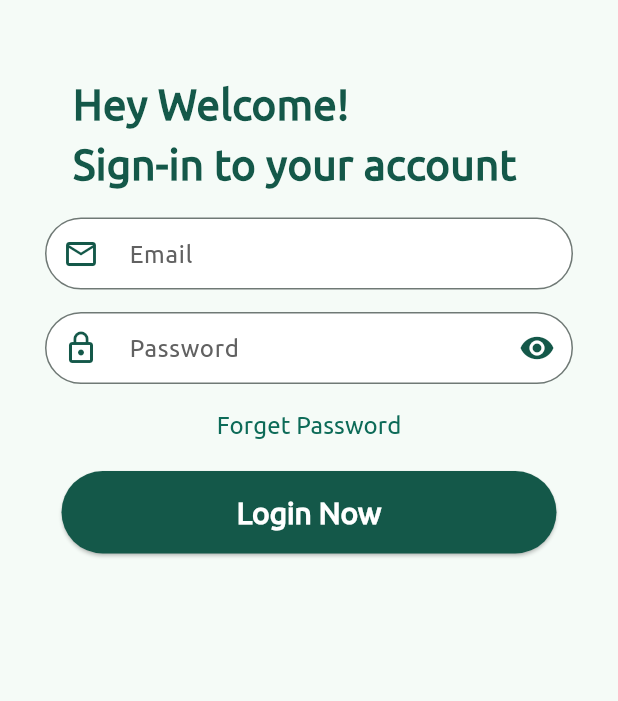
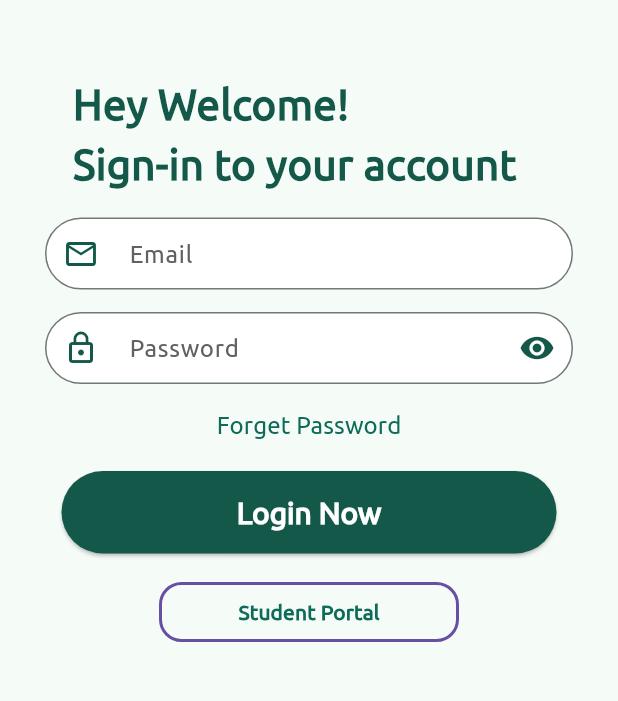
Before and after one commit to HafizHuzaifa76/DigitalAcademicPortal-FYP, a Flutter app: the screen it shows after launch, on a phone screen of 412 x 824 dp, the part 390-1091 px from its top. Run offline on Flutter 3.47's test engine with Material 3 defaults, Android fonts, the light colour scheme and no system bars; our stand-ins replace auto_size_text, cloud_firestore, dartz, file_picker, firebase_auth, firebase_core and 10 more; missing offline and left inert: excel; accounts and stored records are empty.

Commit message:
updated code for merge

```diff
--- a/lib/features/administrator_panel/presentation/pages/AdministratorDashboardPage.dart
+++ b/lib/features/administrator_panel/presentation/pages/AdministratorDashboardPage.dart
@@ -74,7 +74,7 @@ class _AdministratorDashboardPageState extends State<AdministratorDashboardPage>
 
                               IconButton(
                                 icon: Image.asset(
-                                  'assets/images/administrator_panel.png',
+                                  'assets/images/admin.png',
                                   height: 35,
                                   width: 35,
                                 ),
@@ -328,7 +328,7 @@ class _AdministratorDashboardPageState extends State<AdministratorDashboardPage>
                             mainAxisAlignment: MainAxisAlignment.spaceEvenly,
                             children: [
                               Image.asset(
-                                  'assets/images/administrator_panel.png',
+                                  'assets/images/admin.png',
                                   height: 55, width: 60
                               ),
                               const SizedBox(height: 3),
--- a/lib/features/auth/presentation/pages/LoginPage.dart
+++ b/lib/features/auth/presentation/pages/LoginPage.dart
@@ -1,10 +1,13 @@
 // lib/features/auth/presentation/pages/login_page.dart
+import 'package:digital_academic_portal/features/student_panel/presentation/pages/StudentPanelDashboardPage.dart';
 import 'package:flutter/material.dart';
 import 'package:get/get.dart';
 
 import '../controllers/AuthController.dart';
 
 class LoginPage extends StatefulWidget {
+  const LoginPage({super.key});
+
   @override
   State<LoginPage> createState() => _LoginPageState();
 }
@@ -19,11 +22,11 @@ class _LoginPageState extends State<LoginPage> {
       backgroundColor: Get.theme.scaffoldBackgroundColor,
       body: Center(
         child: SingleChildScrollView(
-          child: Container(
+          child: SizedBox(
             height: MediaQuery.of(context).size.height,
             child: Column(
               children: [
-                Container(
+                SizedBox(
                   height: 100,
                   child: Stack(
                     children: [
@@ -32,7 +35,7 @@ class _LoginPageState extends State<LoginPage> {
                         left: -30,
                         child: CircleAvatar(
                           radius: 50,
-                          backgroundColor: Color(0xFF145849).withOpacity(0.9),
+                          backgroundColor: const Color(0xFF145849).withOpacity(0.9),
                         ),
                       ),
                       Positioned(
@@ -40,7 +43,7 @@ class _LoginPageState extends State<LoginPage> {
                         left: 30,
                         child: CircleAvatar(
                           radius: 40,
-                          backgroundColor: Color(0xFF145849).withOpacity(0.85),
+                          backgroundColor: const Color(0xFF145849).withOpacity(0.85),
                         ),
                       ),
                     ],
@@ -50,22 +53,22 @@ class _LoginPageState extends State<LoginPage> {
                 Column(
                   mainAxisAlignment: MainAxisAlignment.center,
                   children: [
-                    Container(
+                    SizedBox(
                         height: 120,
                         child: Image.asset('assets/images/DAP logo.png')
                     ),
-                    SizedBox(height: 7),
+                    const SizedBox(height: 7),
                     Row(
                       mainAxisAlignment: MainAxisAlignment.center,
                       children: [
                         Text('Digital', style: TextStyle(fontFamily: 'Belanosima', color: Theme.of(context).primaryColor, fontSize: 23, fontWeight: FontWeight.bold),),
-                        Text(' Academic ', style: TextStyle(fontFamily: 'Belanosima', color: Colors.black, fontSize: 23, fontWeight: FontWeight.bold),),
+                        const Text(' Academic ', style: TextStyle(fontFamily: 'Belanosima', color: Colors.black, fontSize: 23, fontWeight: FontWeight.bold),),
                         Text('Portal', style: TextStyle(fontFamily: 'Belanosima', color: Theme.of(context).primaryColor, fontSize: 23, fontWeight: FontWeight.bold),),
                       ],
                     ),
-                    SizedBox(height: 50),
+                    const SizedBox(height: 50),
 
-                    Container(
+                    SizedBox(
                       width: 315,
                       child: Wrap(children: [Text("Hey Welcome!\nSign-in to your account", style: TextStyle(color: Theme.of(context).primaryColor ,fontFamily: 'Ubuntu', fontSize: 28, fontWeight: FontWeight.bold))]),
                     ),
@@ -163,7 +166,7 @@ class _LoginPageState extends State<LoginPage> {
                         onPressed: (){
 
                         },
-                        child: Text('Forget Password', style: TextStyle(fontFamily: 'Ubuntu', fontSize: 16),)
+                        child: const Text('Forget Password', style: TextStyle(fontFamily: 'Ubuntu', fontSize: 16),)
                     ),
                     const SizedBox(height: 6.0),
 
@@ -199,7 +202,6 @@ class _LoginPageState extends State<LoginPage> {
                             //   print('error: $error');
                             //   Utils().toastErrorMessage(error.toString(), context);
                             // });
-
                           }
                         },
                         style: ButtonStyle(
@@ -217,10 +219,19 @@ class _LoginPageState extends State<LoginPage> {
                     ),
                     const SizedBox(height: 15.0),
 
+                    OutlinedButton(
+                        style: OutlinedButton.styleFrom(
+                            fixedSize: const Size(200, 0)
+                        ),
+                        onPressed: (){
+                          Get.off(()=> const StudentPortalDashboardPage());
+                        },
+                        child: const Text('Student Portal', style: TextStyle(fontWeight: FontWeight.bold),)
+                    ),
                   ],
                 ),
 
-                SizedBox()
+                const SizedBox()
               ],
             ),
           ),
@@ -229,22 +240,22 @@ class _LoginPageState extends State<LoginPage> {
     );
 
     return Scaffold(
-      appBar: AppBar(title: Text('Login')),
+      appBar: AppBar(title: const Text('Login')),
       body: Padding(
         padding: const EdgeInsets.all(16.0),
         child: Column(
           children: [
-            SizedBox(height: 20),
+            const SizedBox(height: 20),
             Obx(() {
               if (controller.isLoading.value) {
-                return CircularProgressIndicator();
+                return const CircularProgressIndicator();
               }
 
               return ElevatedButton(
                 onPressed: () {
                   controller.login();
                 },
-                child: Text('Login'),
+                child: const Text('Login'),
               );
             }),
           ],
--- a/lib/features/student_panel/presentation/bindings/StudentPortalBindings.dart
+++ /dev/null
@@ -1,11 +0,0 @@
-
-import 'package:get/get.dart';
-
-
-class NoticeBoardBinding extends Bindings{
-  @override
-  void dependencies() {
-
-  }
-
-}
```
Also changed, not shown: lib/features/student_panel/presentation/pages/StudentPanelDashboardPage.dart (added, +26 -0 lines), lib/features/student_panel/presentation/pages/StudentPortalDashboardPage.dart (deleted, +0 -22 lines), lib/features/student_panel/presentation/controllers/StudentPanelController.dart (added), lib/features/student_panel/presentation/controllers/StudentPortalController.dart (deleted).
